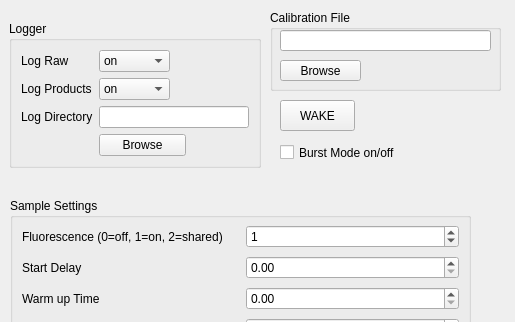
Old version of the form inlinino/resources/setup_hydroscat.ui in the repository OceanOptics/Inlinino; both pictures show x 0 to 515 and y 0 to 322 of the 515 by 496 pixel window.
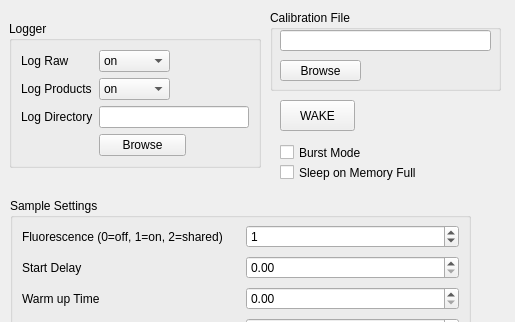
New version of the form.

Commit message: integrated burst mode and sleep on mem full; added depth and voltage to output

Diff of the .ui file:
```diff
--- a/inlinino/resources/setup_hydroscat.ui
+++ b/inlinino/resources/setup_hydroscat.ui
@@ -216,7 +216,7 @@
     </rect>
    </property>
    <property name="text">
-    <string>Burst Mode on/off</string>
+    <string>Burst Mode</string>
    </property>
   </widget>
   <widget class="QWidget" name="layoutWidget">
@@ -330,6 +330,19 @@
     </item>
    </layout>
   </widget>
+  <widget class="QCheckBox" name="cb_sleep_on_memory_full">
+   <property name="geometry">
+    <rect>
+     <x>280</x>
+     <y>160</y>
+     <width>200</width>
+     <height>25</height>
+    </rect>
+   </property>
+   <property name="text">
+    <string>Sleep on Memory Full</string>
+   </property>
+  </widget>
  </widget>
  <tabstops>
   <tabstop>combobox_log_raw</tabstop>
```
The commit also changes 2 other files.
